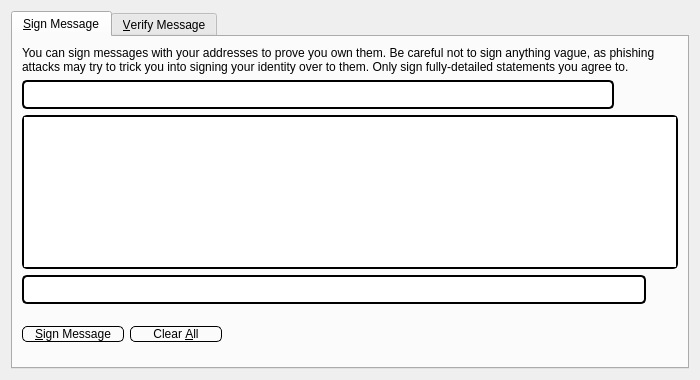
First picture: the form in src/qt/forms/signverifymessagedialog.ui, repository nazarpechka/volvox-old, before the edit.
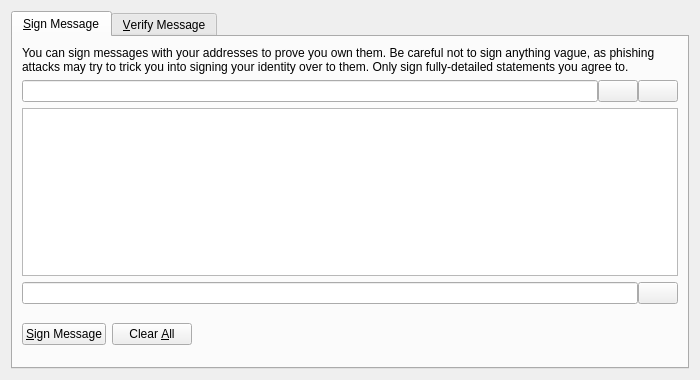
Second picture: the form after the edit. The open tabs and pages were chosen to show the change. Icons and pictures are not drawn. Custom widgets are drawn as their Qt base class.

What changed in the file:
```diff
--- a/src/qt/forms/signverifymessagedialog.ui
+++ b/src/qt/forms/signverifymessagedialog.ui
@@ -51,13 +51,7 @@
             <string>The address to sign the message with (e.g. 4Zo1ga6xuKuQ7JV7M9rGDoxdbYwV5zgQJ5)</string>
            </property>
            <property name="styleSheet">
-            <string notr="true">border-top-left-radius: 5px;
-border-top-right-radius: 5px;
-border-bottom-left-radius: 5px;
-border-bottom-right-radius: 5px;
-border: 2px solid #000000;
-min-height: 25px;
-max-height: 25px;</string>
+            <string notr="true"></string>
            </property>
            <property name="maxLength">
             <number>34</number>
@@ -70,11 +64,7 @@
             <string>Choose an address from the address book</string>
            </property>
            <property name="styleSheet">
-            <string notr="true">border-top-left-radius: 5px;
-border-top-right-radius: 5px;
-border-bottom-left-radius: 5px;
-border-bottom-right-radius: 5px;
-</string>
+            <string notr="true"></string>
            </property>
            <property name="text">
             <string/>
@@ -97,10 +87,7 @@
             <string>Paste address from clipboard</string>
            </property>
            <property name="styleSheet">
-            <string notr="true">border-top-left-radius: 5px;
-border-top-right-radius: 5px;
-border-bottom-left-radius: 5px;
-border-bottom-right-radius: 5px;</string>
+            <string notr="true"></string>
            </property>
            <property name="text">
             <string/>
@@ -125,13 +112,7 @@
           <string>Enter the message you want to sign here</string>
          </property>
          <property name="styleSheet">
-          <string notr="true">border-top-left-radius: 5px;
-border-top-right-radius: 5px;
-border-bottom-left-radius: 5px;
-border-bottom-right-radius: 5px;
-border: 2px solid #000000;
-min-height: 150px;
-max-height: 150px;</string>
+          <string notr="true"></string>
          </property>
         </widget>
        </item>
@@ -148,13 +129,7 @@
             </font>
            </property>
            <property name="styleSheet">
-            <string notr="true">border-top-left-radius: 5px;
-border-top-right-radius: 5px;
-border-bottom-left-radius: 5px;
-border-bottom-right-radius: 5px;
-border: 2px solid #000000;
-min-height: 25px;
-max-height: 25px;</string>
+            <string notr="true"></string>
            </property>
            <property name="readOnly">
             <bool>true</bool>
@@ -167,13 +142,7 @@
             <string>Copy the current signature to the system clipboard</string>
            </property>
            <property name="styleSheet">
-            <string notr="true">border-top-left-radius: 5px;
-border-top-right-radius: 5px;
-border-bottom-left-radius: 5px;
-border-bottom-right-radius: 5px;
-
-
-</string>
+            <string notr="true"></string>
            </property>
            <property name="text">
             <string/>
@@ -197,14 +166,7 @@
             <string>Sign the message to prove you own this VOLVOX address</string>
            </property>
            <property name="styleSheet">
-            <string notr="true">border-top-left-radius: 5px;
-border-top-right-radius: 5px;
-border-bottom-left-radius: 5px;
-border-bottom-right-radius: 5px;
-border: 1px solid #000000;
-min-width: 100px;
-max-width: 100px;
-</string>
+            <string notr="true"></string>
            </property>
            <property name="text">
             <string>&amp;Sign Message</string>
@@ -224,13 +186,7 @@
             <string>Reset all sign message fields</string>
            </property>
            <property name="styleSheet">
-            <string notr="true">border-top-left-radius: 5px;
-border-top-right-radius: 5px;
-border-bottom-left-radius: 5px;
-border-bottom-right-radius: 5px;
-border: 1px solid #000000;
-min-width: 90px;
-max-width: 90px;</string>
+            <string notr="true"></string>
            </property>
            <property name="text">
             <string>Clear &amp;All</string>
```
Left out of the diff: 51 changed lines with no effect on the pictures.
